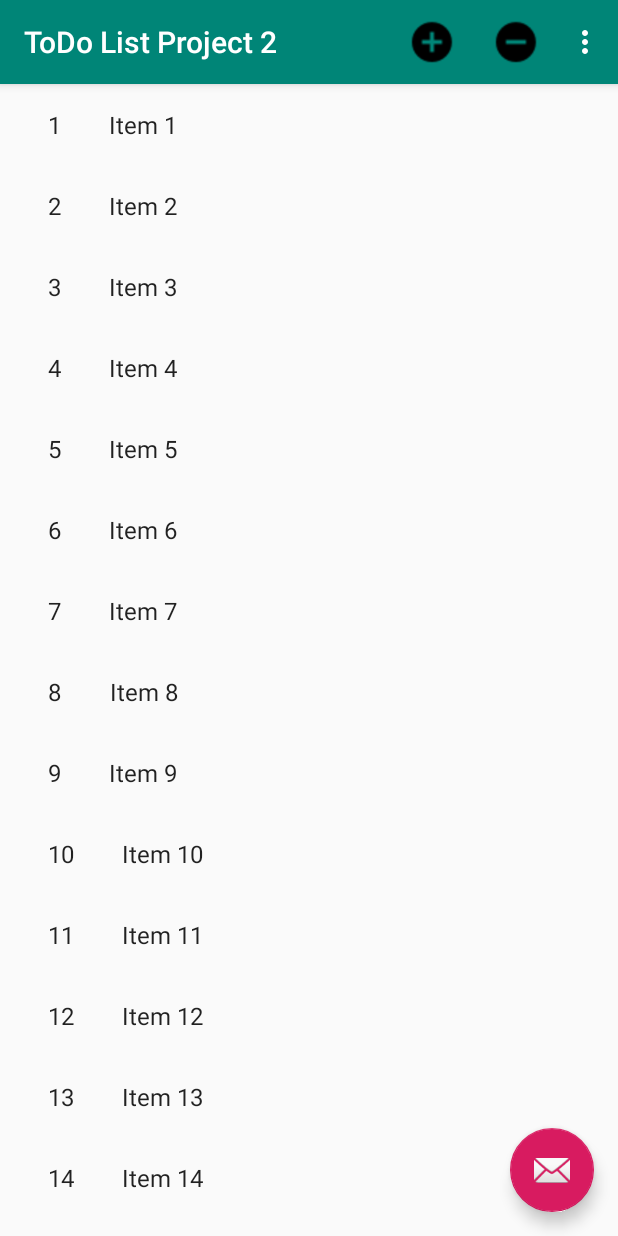
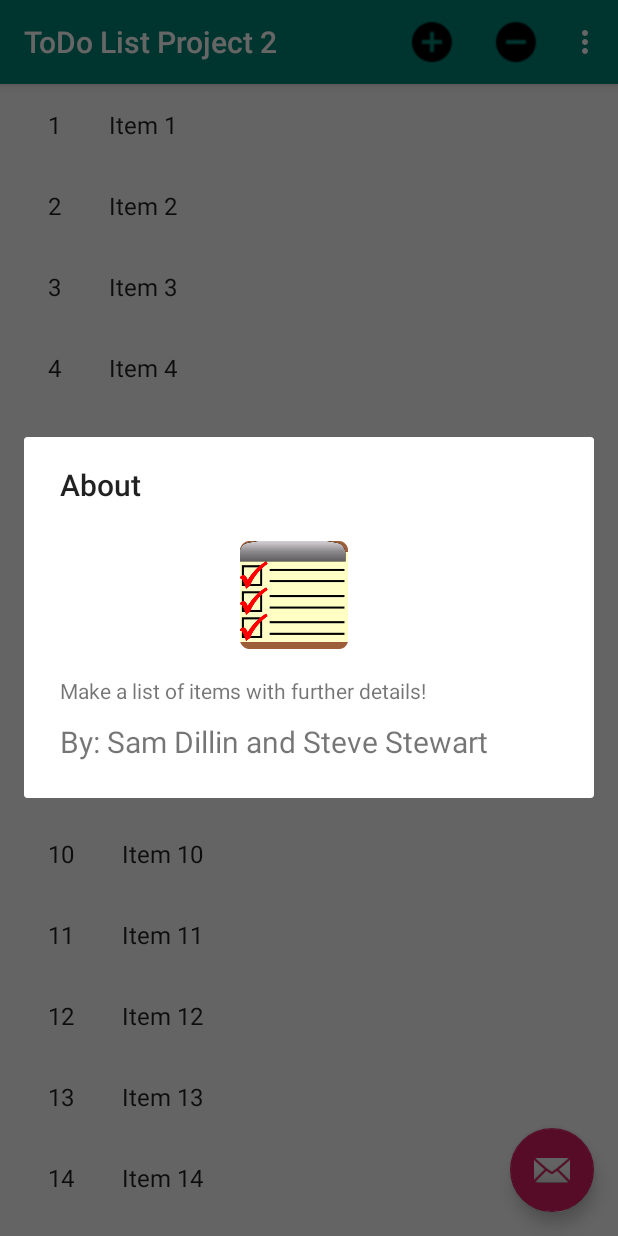
Before and after one commit to CrazySteve/Android-Project-2-, an Android app: the screen it shows after launch (ItemListActivity), in the options menu, after a tap on "About", on a phone screen of 412 x 824 dp. Run offline under Robolectric (Android 15) with nearby library versions, the phone set to English and light mode, and no system bars.

Commit message:
add about dialog

```diff
--- /dev/null
+++ b/app/src/main/java/com/zybooks/todolistproject2/AboutDialogFragment.java
@@ -0,0 +1,42 @@
+package com.zybooks.todolistproject2;
+
+import android.app.Dialog;
+import android.content.DialogInterface;
+import android.os.Bundle;
+
+import androidx.appcompat.app.AlertDialog;
+import androidx.fragment.app.DialogFragment;
+import androidx.fragment.app.Fragment;
+
+import android.view.LayoutInflater;
+import android.view.View;
+import android.view.ViewGroup;
+
+
+
+public class AboutDialogFragment extends DialogFragment {
+
+    @Override
+    public Dialog onCreateDialog(Bundle savedInstanceState) {
+        // Use the Builder class for convenient dialog construction
+
+
+        AlertDialog.Builder builder = new AlertDialog.Builder(getActivity());
+
+        LayoutInflater inflater = getActivity().getLayoutInflater();
+        View view = inflater.inflate(R.layout.fragment_about_dialog, null);
+        builder.setView(view);
+        builder.setTitle(R.string.about_dialog_title);
+        // Create the AlertDialog object and return it
+
+        return builder.create();
+    }
+
+  /*  @Override
+    public View onCreateView(LayoutInflater inflater, ViewGroup container,
+                             Bundle savedInstanceState) {
+        // Inflate the layout for this fragment
+        return inflater.inflate(R.layout.fragment_about_dialog, container, false);
+    }*/
+
+}
--- a/app/src/main/java/com/zybooks/todolistproject2/ItemListActivity.java
+++ b/app/src/main/java/com/zybooks/todolistproject2/ItemListActivity.java
@@ -47,6 +47,7 @@ public class ItemListActivity extends AppCompatActivity implements ItemListTextD
      */
     private boolean mTwoPane;
     private ItemListTextDialogFragment textDialogFragment = new ItemListTextDialogFragment();
+    private AboutDialogFragment aboutDialogFragment = new AboutDialogFragment();
     private String TAG = "GESTURELISTENER: ";
 
     private ArrayList<GestureDetectorCompat> mDetectorList;
@@ -126,7 +127,7 @@ public class ItemListActivity extends AppCompatActivity implements ItemListTextD
                 return true;
 
             case R.id.action_about:
-                //make about Fragment
+                openAboutDialog();
                 return true;
 
 
@@ -337,6 +338,11 @@ public class ItemListActivity extends AppCompatActivity implements ItemListTextD
         textDialogFragment.show(getSupportFragmentManager(), "New Item Dialog");
     }
 
+    private void openAboutDialog(){
+
+        aboutDialogFragment.show(getSupportFragmentManager(), "About Dialog");
+    }
+
     private void reorganizeItems(){
 
         for(int i = 0; i < DummyContent.ITEMS.size(); ++i) {
--- /dev/null
+++ b/app/src/main/res/layout/fragment_about_dialog.xml
@@ -0,0 +1,31 @@
+<?xml version="1.0" encoding="utf-8"?>
+<RelativeLayout xmlns:android="http://schemas.android.com/apk/res/android"
+    xmlns:tools="http://schemas.android.com/tools"
+    android:layout_width="match_parent"
+    android:layout_height="match_parent"
+    tools:context=".AboutDialogFragment"
+    android:padding="24dp"
+    >
+
+    <!-- TODO: Update blank fragment layout -->
+    <androidx.appcompat.widget.AppCompatImageView
+
+        android:src="@mipmap/ic_launcher"
+        android:layout_height="wrap_content"
+        android:layout_width="wrap_content"
+        android:layout_marginLeft="120dp"
+        android:id="@+id/about_image"/>
+    <TextView
+        android:layout_width="match_parent"
+        android:layout_height="wrap_content"
+        android:layout_marginTop="90dp"
+        android:text="@string/about_dialog_info" />
+    <TextView
+        android:layout_width="match_parent"
+        android:layout_height="wrap_content"
+        android:layout_marginTop="120dp"
+        android:textSize="20sp"
+        android:text="@string/about_dialog_programmer_names"
+        />
+
+</RelativeLayout>
--- a/app/src/main/res/values/strings.xml
+++ b/app/src/main/res/values/strings.xml
@@ -16,4 +16,9 @@
     <string name="ScrollEvent">SCROLL</string>
     <string name="LongPressEvent">LONGPRESS</string>
     <string name="DownEvent">ONDOWN</string>
+
+    <!-- TODO: Remove or change this placeholder text -->
+    <string name="about_dialog_title">About</string>
+    <string name="about_dialog_info">Make a list of items with further details!</string>
+    <string name="about_dialog_programmer_names">By: Sam Dillin and Steve Stewart</string>
 </resources>
```
